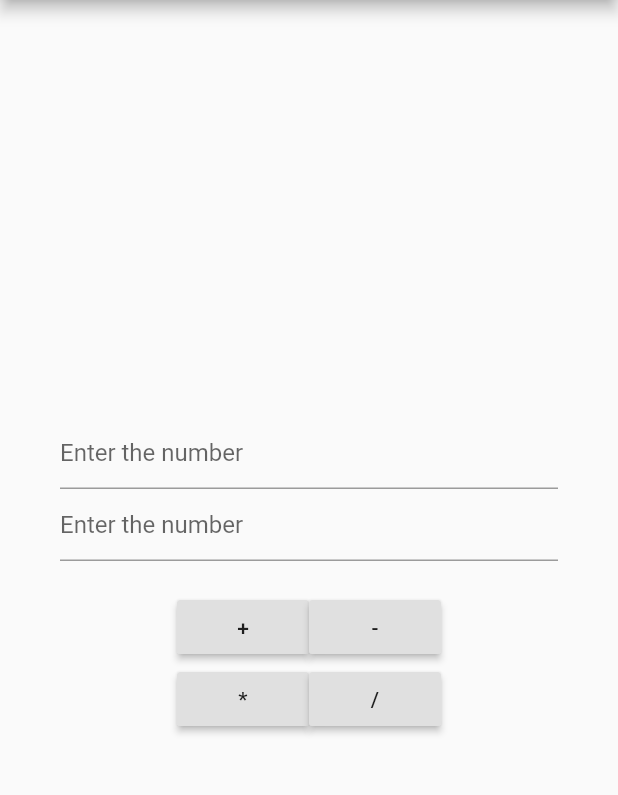
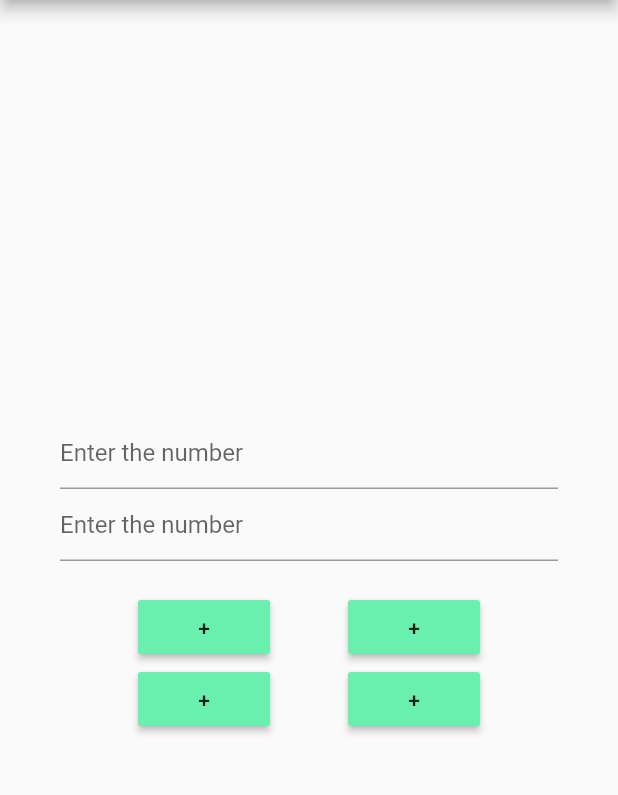
Before and after one commit to ebinsanty/flutter_app3, a Flutter app: the screen it shows after launch, on a phone screen of 412 x 824 dp, the part 84-879 px from its top. Run offline on Flutter 3.47's test engine with Material 2 defaults, Android fonts, the phone set to English and light mode, and no system bars.

Commit message:
Update home_page.dart

```diff
--- a/lib/home_page.dart
+++ b/lib/home_page.dart
@@ -35,28 +35,33 @@ class HomePageState extends State<HomePage>{
                 padding: const EdgeInsets.only(top:20.0),
             ),
             new Row(
-              mainAxisAlignment: MainAxisAlignment.center,
+              mainAxisAlignment: MainAxisAlignment.spaceEvenly,
               children: <Widget>[
-                new RaisedButton(
+                new MaterialButton(
                   child: new Text("+"),
+                    color: Colors.greenAccent,
                     onPressed: () {},
                 ),
-                new RaisedButton(
-                  child: new Text("-"),
+                new MaterialButton(
+                  child: new Text("+"),
+                  color: Colors.greenAccent,
                   onPressed: () {},
                 ),
+
 
               ],
             ),
             new Row(
-              mainAxisAlignment: MainAxisAlignment.center,
+              mainAxisAlignment: MainAxisAlignment.spaceEvenly,
               children: <Widget>[
-                new RaisedButton(
-                  child: new Text("*"),
+                new MaterialButton(
+                  child: new Text("+"),
+                  color: Colors.greenAccent,
                   onPressed: () {},
                 ),
-                new RaisedButton(
-                  child: new Text("/"),
+                new MaterialButton(
+                  child: new Text("+"),
+                  color: Colors.greenAccent,
                   onPressed: () {},
                 ),
 
```
